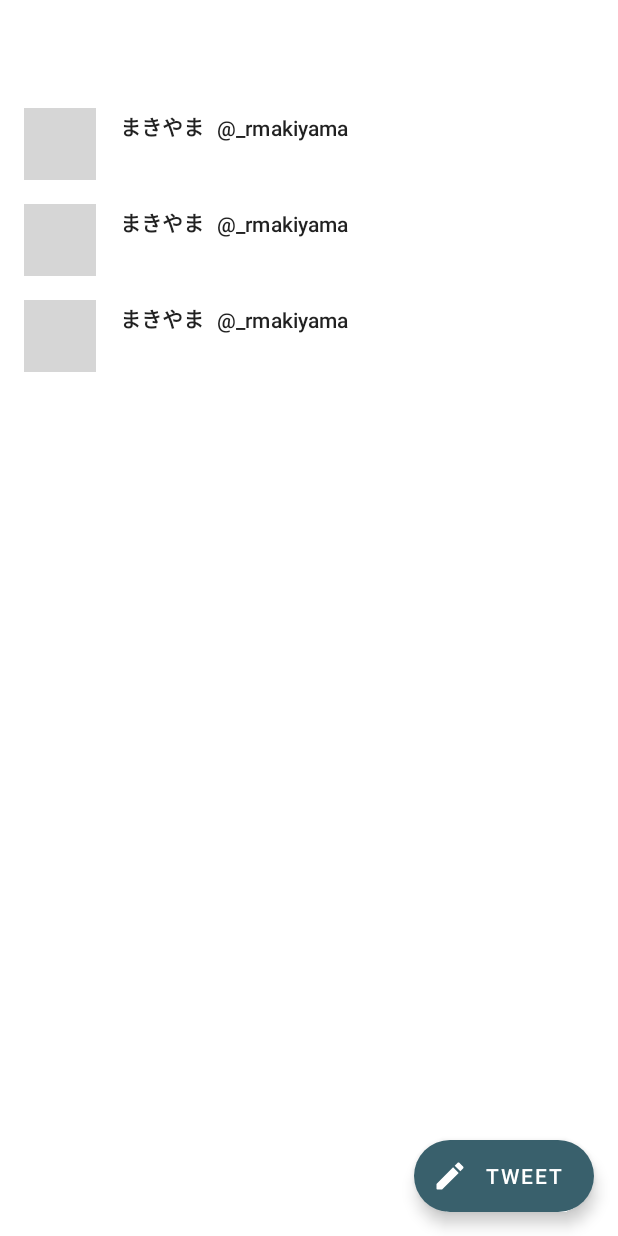
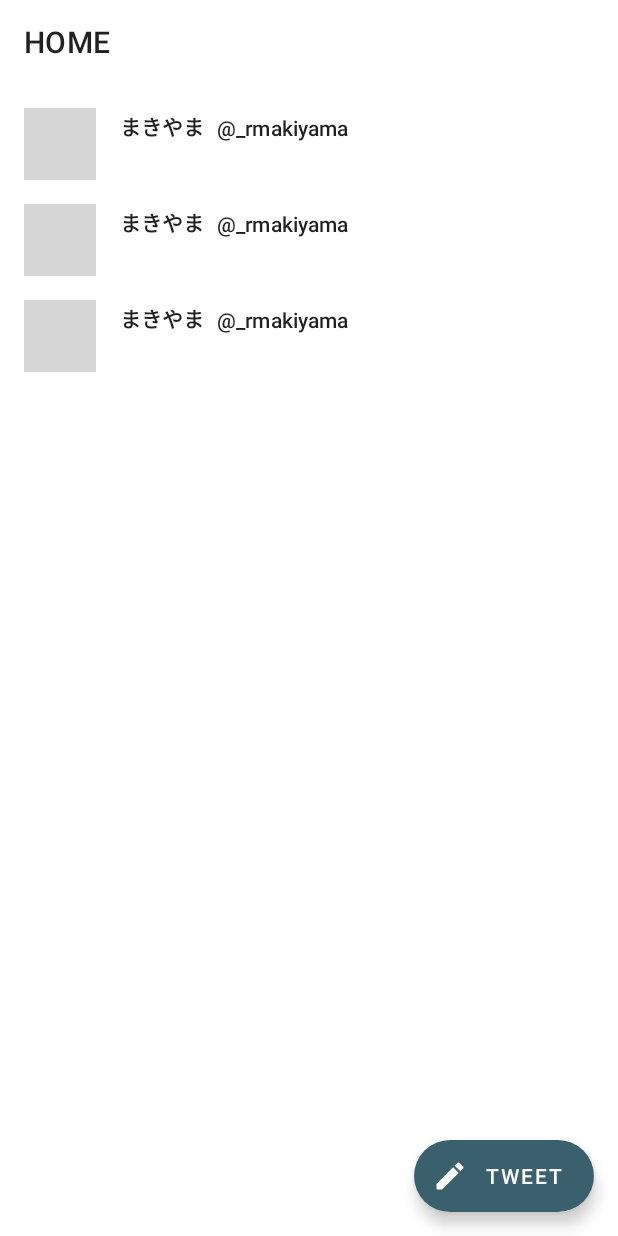
Before and after one commit to rmakiyama/spatz, an Android app: the layout fragment_home.xml on its own in the app's theme, with its tools: preview values and no code run, on a phone screen of 412 x 824 dp. Run offline under Robolectric (Android 15) with nearby library versions, the phone set to English and light mode, and no system bars; grey boxes are pictures that could not be loaded.

Commit message:
add title

```diff
--- a/core/src/main/res/values/strings.xml
+++ b/core/src/main/res/values/strings.xml
@@ -3,6 +3,8 @@
     <string name="action_settings">Settings</string>
 
     <string name="tweet">tweet</string>
+
+    <string name="screen_title_home">HOME</string>
 
     <string name="screen_label_home">home</string>
     <string name="screen_label_tweet">tweet</string>
--- a/features/home/src/main/res/layout/fragment_home.xml
+++ b/features/home/src/main/res/layout/fragment_home.xml
@@ -18,7 +18,8 @@
             android:id="@+id/toolbar"
             android:layout_width="match_parent"
             android:layout_height="?attr/actionBarSize"
-            app:layout_scrollFlags="scroll|enterAlways" />
+            app:layout_scrollFlags="scroll|enterAlways"
+            app:title="@string/screen_title_home" />
 
     </com.google.android.material.appbar.AppBarLayout>
 
```
